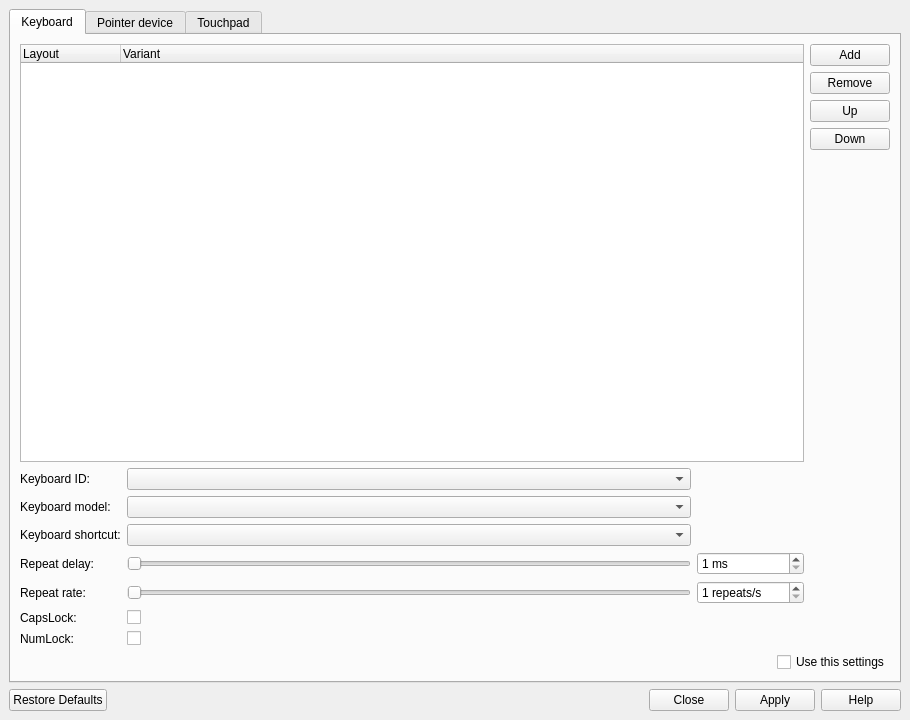
First picture: the form in sway_input_config/ui/mainwindow.ui, repository Sunderland93/sway-input-config, before the edit.
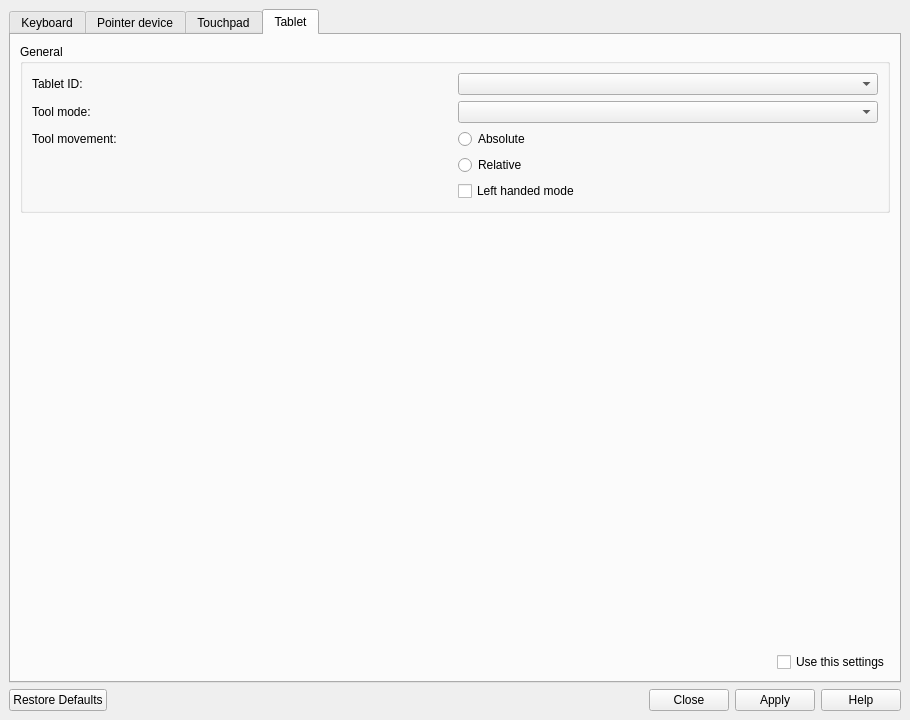
Second picture: the form after the edit. The open tabs and pages were chosen to show the change.

Commit message: Initial tablet support

What changed in the file:
```diff
--- a/sway_input_config/ui/mainwindow.ui
+++ b/sway_input_config/ui/mainwindow.ui
@@ -1128,6 +1128,107 @@
         </item>
        </layout>
       </widget>
+      <widget class="QWidget" name="TabletTab">
+       <attribute name="title">
+        <string>Tablet</string>
+       </attribute>
+       <layout class="QGridLayout" name="gridLayout_13">
+        <item row="2" column="0" colspan="3">
+         <layout class="QHBoxLayout" name="horizontalLayout_5">
+          <item>
+           <spacer name="horizontalSpacer_5">
+            <property name="orientation">
+             <enum>Qt::Horizontal</enum>
+            </property>
+            <property name="sizeHint" stdset="0">
+             <size>
+              <width>40</width>
+              <height>20</height>
+             </size>
+            </property>
+           </spacer>
+          </item>
+          <item>
+           <widget class="QCheckBox" name="TabletUseSettings">
+            <property name="text">
+             <string>Use this settings</string>
+            </property>
+           </widget>
+          </item>
+         </layout>
+        </item>
+        <item row="1" column="0" colspan="3">
+         <spacer name="verticalSpacer_5">
+          <property name="orientation">
+           <enum>Qt::Vertical</enum>
+          </property>
+          <property name="sizeHint" stdset="0">
+           <size>
+            <width>20</width>
+            <height>40</height>
+           </size>
+          </property>
+         </spacer>
+        </item>
+        <item row="0" column="0" colspan="3">
+         <widget class="QGroupBox" name="tabletGeneralBox">
+          <property name="title">
+           <string>General</string>
+          </property>
+          <layout class="QGridLayout" name="gridLayout_12">
+           <item row="0" column="0">
+            <widget class="QLabel" name="label_14">
+             <property name="text">
+              <string>Tablet ID:</string>
+             </property>
+            </widget>
+           </item>
+           <item row="3" column="1">
+            <widget class="QRadioButton" name="toolMoveRelative">
+             <property name="text">
+              <string>Relative</string>
+             </property>
+            </widget>
+           </item>
+           <item row="1" column="0">
+            <widget class="QLabel" name="label_15">
+             <property name="text">
+              <string>Tool mode:</string>
+             </property>
+            </widget>
+           </item>
+           <item row="1" column="1">
+            <widget class="QComboBox" name="toolModeList"/>
+           </item>
+           <item row="0" column="1">
+            <widget class="QComboBox" name="tabletID"/>
+           </item>
+           <item row="4" column="1">
+            <widget class="QCheckBox" name="tabletLeftHanded">
+             <property name="text">
+              <string>Left handed mode</string>
+             </property>
+            </widget>
+           </item>
+           <item row="2" column="0">
+            <widget class="QLabel" name="label_16">
+             <property name="text">
+              <string>Tool movement:</string>
+             </property>
+            </widget>
+           </item>
+           <item row="2" column="1">
+            <widget class="QRadioButton" name="toolMoveAbsolute">
+             <property name="text">
+              <string>Absolute</string>
+             </property>
+            </widget>
+           </item>
+          </layout>
+         </widget>
+        </item>
+       </layout>
+      </widget>
      </widget>
     </item>
     <item>
```
The commit also changes 3 other files.
